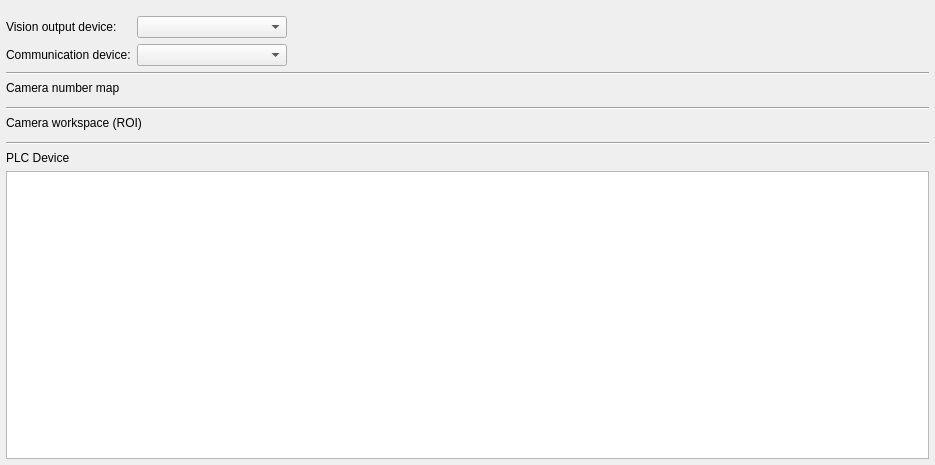
Above: src/form/task/localization_setting_widget.ui from gstorm-b/VC_APP before the change. Below: the same form after it.
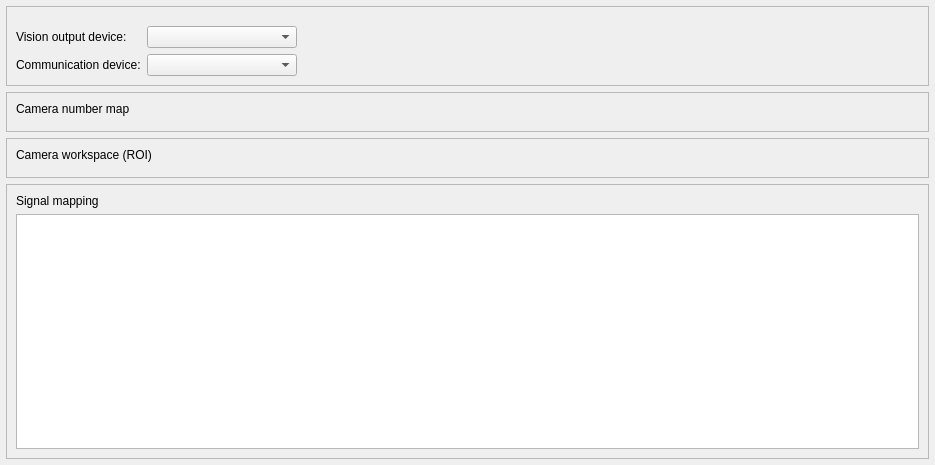
That is the form after the change. Custom widgets are drawn as their Qt base class.

```diff
--- a/src/form/task/localization_setting_widget.ui
+++ b/src/form/task/localization_setting_widget.ui
@@ -27,7 +27,7 @@
     <number>0</number>
    </property>
    <item>
-    <layout class="QVBoxLayout" name="vl_main_content" stretch="0,0,0,0,0,0,0,1,0,1">
+    <layout class="QVBoxLayout" name="vl_main_content" stretch="0,0,0,1">
      <property name="leftMargin">
       <number>6</number>
      </property>
@@ -41,6 +41,15 @@
       <number>6</number>
      </property>
      <item>
+      <widget class="FrameBox" name="frame_device">
+       <property name="frameShape">
+        <enum>QFrame::Shape::StyledPanel</enum>
+       </property>
+       <property name="frameShadow">
+        <enum>QFrame::Shadow::Raised</enum>
+       </property>
+       <layout class="QVBoxLayout" name="verticalLayout_4">
+        <item>
       <layout class="QGridLayout" name="gridLayout_comm_devices" columnminimumwidth="0,0,0">
        <property name="topMargin">
         <number>10</number>
@@ -87,13 +96,18 @@
        </item>
       </layout>
      </item>
-     <item>
-      <widget class="Line" name="line_1">
-       <property name="orientation">
-        <enum>Qt::Orientation::Horizontal</enum>
-       </property>
+       </layout>
       </widget>
      </item>
+     <item>
+      <widget class="FrameBox" name="frame_camer_map">
+       <property name="frameShape">
+        <enum>QFrame::Shape::StyledPanel</enum>
+       </property>
+       <property name="frameShadow">
+        <enum>QFrame::Shadow::Raised</enum>
+       </property>
+       <layout class="QVBoxLayout" name="verticalLayout_3" stretch="0,1">
      <item>
       <widget class="QLabel" name="label_camera_number_map">
        <property name="text">
@@ -104,13 +118,18 @@
      <item>
       <widget class="CameraMappingWidget" name="listView_cameras_map" native="true"/>
      </item>
-     <item>
-      <widget class="Line" name="line">
-       <property name="orientation">
-        <enum>Qt::Orientation::Horizontal</enum>
-       </property>
+       </layout>
       </widget>
      </item>
+     <item>
+      <widget class="FrameBox" name="frame_camera_workspace">
+       <property name="frameShape">
+        <enum>QFrame::Shape::StyledPanel</enum>
+       </property>
+       <property name="frameShadow">
+        <enum>QFrame::Shadow::Raised</enum>
+       </property>
+       <layout class="QVBoxLayout" name="verticalLayout_2" stretch="0,1">
      <item>
       <widget class="QLabel" name="label_camera_workspace">
        <property name="text">
@@ -121,24 +140,35 @@
      <item>
       <widget class="CameraWorkspaceWidget" name="listView_cameras_workspace" native="true"/>
      </item>
-     <item>
-      <widget class="Line" name="line_2">
-       <property name="orientation">
-        <enum>Qt::Orientation::Horizontal</enum>
-       </property>
+       </layout>
       </widget>
      </item>
+     <item>
+      <widget class="FrameBox" name="frame_signal_map">
+       <property name="minimumSize">
+        <size>
+         <width>0</width>
+         <height>0</height>
+        </size>
+       </property>
+       <property name="frameShape">
+        <enum>QFrame::Shape::StyledPanel</enum>
+       </property>
+       <property name="frameShadow">
+        <enum>QFrame::Shadow::Raised</enum>
+       </property>
+       <layout class="QVBoxLayout" name="verticalLayout" stretch="0,1">
      <item>
       <widget class="QLabel" name="label_plc_name">
        <property name="text">
-        <string>PLC Device</string>
+           <string>Signal mapping</string>
        </property>
       </widget>
      </item>
      <item>
       <widget class="SignalsMapWidget" name="listView_signals_map">
        <property name="sizePolicy">
-        <sizepolicy hsizetype="Preferred" vsizetype="Preferred">
+           <sizepolicy hsizetype="Preferred" vsizetype="MinimumExpanding">
          <horstretch>0</horstretch>
          <verstretch>0</verstretch>
         </sizepolicy>
@@ -146,6 +176,9 @@
       </widget>
      </item>
     </layout>
+      </widget>
+     </item>
+    </layout>
    </item>
   </layout>
  </widget>
@@ -165,6 +198,12 @@
    <extends>QTableWidget</extends>
    <header location="global">src/widgets/signals_map_widget.h</header>
   </customwidget>
+  <customwidget>
+   <class>FrameBox</class>
+   <extends>QFrame</extends>
+   <header location="global">form/widgets/frame_box.h</header>
+   <container>1</container>
+  </customwidget>
  </customwidgets>
  <resources/>
  <connections/>
```
Lines whose indentation alone changed are shown as unchanged.
